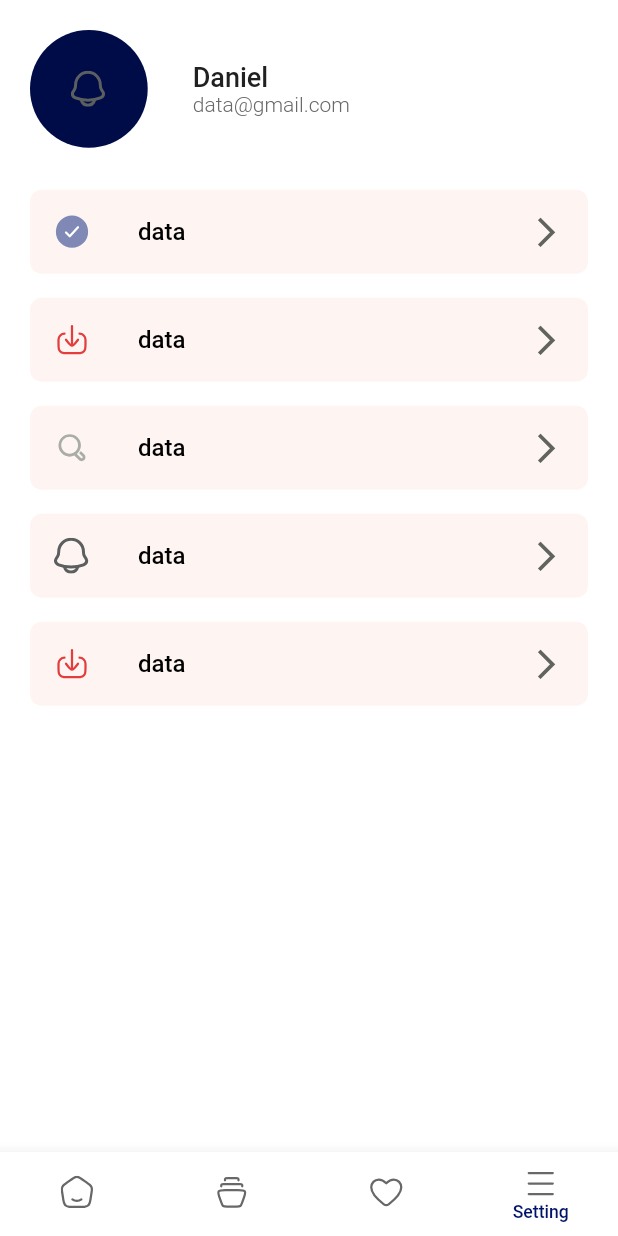
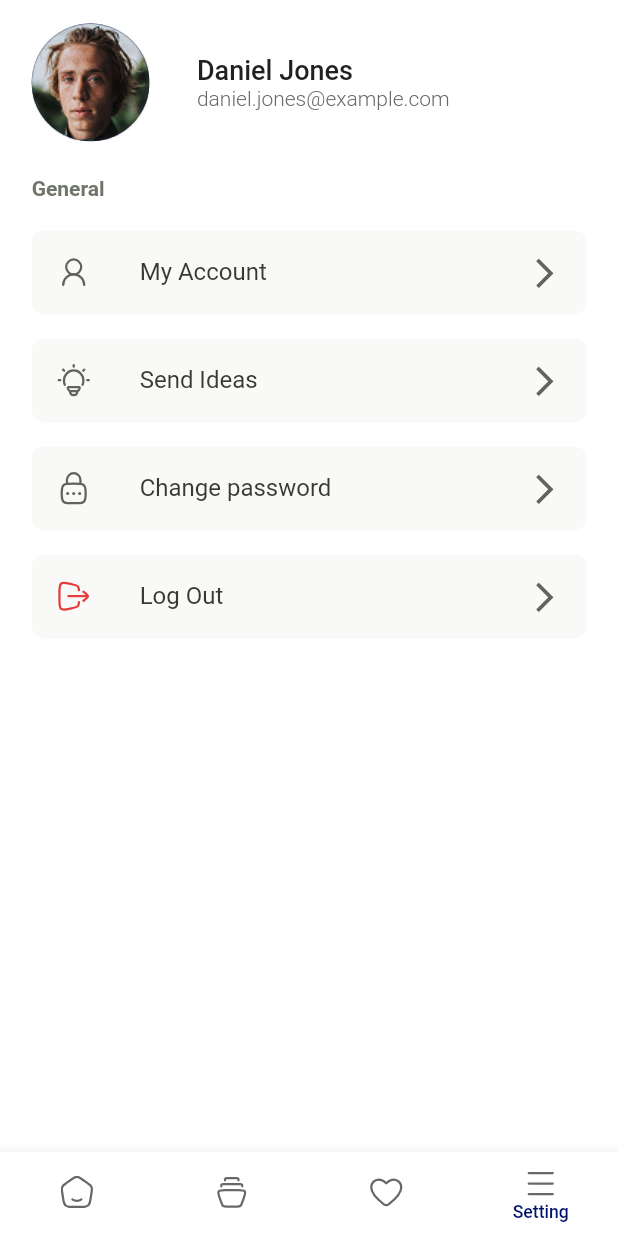
Before and after one commit to backbencherstudio/chatterStick_streaming, a Flutter app: the BottomNavBar screen opened by its route, item 4 of the bottom bar chosen, on a phone screen of 412 x 824 dp. Run offline on Flutter 3.47's test engine with Material 3 defaults, Android fonts, the phone set to English and light mode, and no system bars; our stand-ins replace connectivity_plus, dio, email_validator, flutter_riverpod, flutter_screenutil, flutter_svg and 4 more; accounts and stored records are empty.

Commit message:
fixed setting screen and added my account

```diff
--- a/lib/core/resource/constansts/color_manger.dart
+++ b/lib/core/resource/constansts/color_manger.dart
@@ -21,9 +21,11 @@ class ColorManager {
   static const Color textSecondary = Color(0xFF757575);
   static const Color titleText = Color(0xFF2F3131);
   static const Color titleText1 = Color(0xFF535353);
+  static const Color titleText2 = Color(0xFFE33D3D);
   static const Color subtitleText = Color(0xFF686868);
   static const Color subtitleText1 = Color(0xFF60655C);
   static const Color subtitleText2 = Color(0xFFB6B8B6);
+  static const Color subtitleText3 = Color(0xFF70756B);
   static const Color mediumText = Color(0xFF363A33);
 
   // ===== Button & Label Colors =====
@@ -44,6 +46,7 @@ class ColorManager {
   static const Color containerColor1 = Color(0xFFD9DDE2);
   static const Color containerColor2 = Color(0xFF91958E);
   static const Color containerColor3 = Color(0xFFF4F7F2);
+  static const Color containerColor4 = Color(0xFFF9FAF8);
   static const Color fillColor = Color(0xFFFEF5F3);
 
   // ===== Feedback Colors =====
--- a/lib/core/resource/constansts/icon_manager.dart
+++ b/lib/core/resource/constansts/icon_manager.dart
@@ -9,4 +9,9 @@ class IconManager {
   static String favouriteNav = '$baseUrl/favouriteNav.svg';
   static String searchSvg = '$baseUrl/Search.svg';
   static String downloadSvg = '$baseUrl/download.svg';
+  static String userSvg = '$baseUrl/user.svg';
+  static String logoutSvg = '$baseUrl/logout-01.svg';
+  static String lockPasswordSvg = '$baseUrl/lock-password.svg';
+  static String ideaSvg = '$baseUrl/idea-01.svg';
+  static String arrowRightSvg = '$baseUrl/arrow-right-01.svg';
 }
--- a/lib/core/resource/constansts/image_manager.dart
+++ b/lib/core/resource/constansts/image_manager.dart
@@ -5,4 +5,5 @@ class ImageManager {
   static const String animeFev = '$baseUrl/anime_fev.png';
   static const String libraryPng = '$baseUrl/library.jpg';
   static const String bannerPng = '$baseUrl/banner.png';
+  static const String profilePng = '$baseUrl/profile.png';
 }
--- a/lib/core/route/route_config.dart
+++ b/lib/core/route/route_config.dart
@@ -2,6 +2,7 @@ import 'package:chatterstick_streaming_app/core/route/route_name.dart';
 import 'package:chatterstick_streaming_app/presentation/auth/login/view/login_screen.dart';
 import 'package:chatterstick_streaming_app/presentation/auth/login/view/verify_email_screen.dart';
 import 'package:chatterstick_streaming_app/presentation/bottom_nav/view/bottom_nav_bar.dart';
+import 'package:chatterstick_streaming_app/presentation/setting/view/my_account_screen.dart';
 import 'package:chatterstick_streaming_app/presentation/splash/view/splash_screen.dart';
 import 'package:flutter/material.dart';
 import '../../presentation/auth/login/view/create_new_password_screen.dart';
@@ -33,6 +34,8 @@ class AppRouter {
         return MaterialPageRoute(builder: (_) => const SignUpScreen());
         case RouteName.verifyNewAccountOtpScreen:
         return MaterialPageRoute(builder: (_) => const VerifyNewAccountOtpScreen());
+        case RouteName.myAccountScreen:
+        return MaterialPageRoute(builder: (_) => const MyAccountScreen());
       default:
         return MaterialPageRoute(
           builder: (_) =>
--- a/lib/core/route/route_name.dart
+++ b/lib/core/route/route_name.dart
@@ -9,5 +9,6 @@ class RouteName {
    static const String createNewPasswordScreen = '/CreateNewPasswordScreen';
    static const String signUpScreen = '/SignUpScreen';
    static const String verifyNewAccountOtpScreen = '/VerifyNewAccountOtpScreen';
+   static const String myAccountScreen = '/MyAccountScreen';
 
 }
--- a/lib/presentation/setting/view/setting_screen.dart
+++ b/lib/presentation/setting/view/setting_screen.dart
@@ -1,5 +1,9 @@
 import 'package:chatterstick_streaming_app/core/resource/constansts/color_manger.dart';
 import 'package:chatterstick_streaming_app/core/resource/constansts/icon_manager.dart';
+import 'package:chatterstick_streaming_app/core/resource/constansts/image_manager.dart';
+import 'package:chatterstick_streaming_app/core/resource/font_manager.dart';
+import 'package:chatterstick_streaming_app/core/route/route_name.dart';
+import 'package:chatterstick_streaming_app/presentation/setting/view/widgets/profile_list_tile.dart';
 import 'package:flutter/material.dart';
 import 'package:flutter_screenutil/flutter_screenutil.dart';
 import 'package:flutter_svg/svg.dart';
@@ -20,34 +24,36 @@ class _SettingScreenState extends State<SettingScreen> {
       backgroundColor: ColorManager.whiteColor,
       body: SafeArea(
         child: Padding(
-          padding: const EdgeInsets.symmetric(horizontal: 20),
+          padding: EdgeInsets.symmetric(horizontal: 20.w),
           child: Column(
-            mainAxisAlignment: MainAxisAlignment.center,
+            mainAxisAlignment: MainAxisAlignment.start,
+            crossAxisAlignment: CrossAxisAlignment.start,
             mainAxisSize: MainAxisSize.min,
             children: [
-              SizedBox(height: 20),
+              SizedBox(height: 16.h),
               Row(
                 children: [
                   CircleAvatar(
                     radius: 40.r,
-                    child: SvgPicture.asset(
-                      IconManager.notificationSvg,
-                      height: 24,
-                      width: 24,
+                    child: Image.asset(
+                      ImageManager.profilePng,
+                      height: 80.h,
+                      width: 80.h,
+                      fit: BoxFit.cover,
                     ),
                   ),
-                  SizedBox(width: 30),
+                  SizedBox(width: 30.w),
                   Column(
                     crossAxisAlignment: CrossAxisAlignment.start,
                     children: [
                       Text(
-                        "Daniel",
+                        "Daniel Jones",
                         style: getMediumStyle18(
                           color: ColorManager.textPrimary,
                         ),
                       ),
                       Text(
-                        "data@gmail.com",
+                        "daniel.jones@example.com",
                         style: getLightStyle14(
                           color: ColorManager.subtitleText,
                         ),
@@ -56,12 +62,37 @@ class _SettingScreenState extends State<SettingScreen> {
                   ),
                 ],
               ),
-              SizedBox(height: 20),
-              ProfileListTile(  title:"My Account" ,leadindIcon: IconManager.checkmarkSvg ,),
-              ProfileListTile(  title:"My Account" ,leadindIcon: IconManager.downloadSvg ,),
-              ProfileListTile(  title:"My Account" ,leadindIcon: IconManager.searchSvg ,),
-              ProfileListTile(  title:"My Account" ,leadindIcon: IconManager.notificationSvg ,),
-              ProfileListTile(  title:"My Account" ,leadindIcon: IconManager.downloadSvg ,),
+              SizedBox(height: 24.h),
+              Text(
+                'General',
+                style: getLightStyle14(
+                  color: ColorManager.subtitleText3,
+                  fontWeight: FontWeightManager.semiBold600,
+                ),
+              ),
+              SizedBox(height: 12.h),
+              ProfileListTile(
+                title: "My Account",
+                leadindIcon: IconManager.userSvg,
+                onTap: () {
+                  Navigator.pushNamed(context, RouteName.myAccountScreen);
+                },
+              ),
+              ProfileListTile(
+                title: "Send Ideas",
+                leadindIcon: IconManager.ideaSvg,
+                onTap: () {},
+              ),
+              ProfileListTile(
+                title: "Change password",
+                leadindIcon: IconManager.lockPasswordSvg,
+                onTap: () {},
+              ),
+              ProfileListTile(
+                title: "Log Out",
+                leadindIcon: IconManager.logoutSvg,
+                onTap: () {},
+              ),
             ],
           ),
         ),
@@ -69,32 +100,3 @@ class _SettingScreenState extends State<SettingScreen> {
     );
   }
 }
-
-class ProfileListTile extends StatelessWidget {
-  final String title;
-  final String leadindIcon;
-
-  const ProfileListTile({super.key, required this.title, required this.leadindIcon, });
-
-  @override
-  Widget build(BuildContext context) {
-    return Padding(
-      padding: const EdgeInsets.symmetric( vertical: 8.0),
-      child: Container(
-        decoration: BoxDecoration(
-          color: ColorManager.fillColor,
-          borderRadius: BorderRadius.circular(8.h),
-        ),
-        child: ListTile(
-          leading: SvgPicture.asset(
-          leadindIcon,
-            height: 24,
-            width: 24,
-          ),
-          title: Text("data"),
-          trailing: Icon(Icons.arrow_forward_ios,size: 24.h,color: ColorManager.iconColor,),
-        ),
-      ),
-    );
-  }
-}
--- /dev/null
+++ b/lib/presentation/setting/view/widgets/profile_list_tile.dart
@@ -0,0 +1,38 @@
+import 'package:chatterstick_streaming_app/core/resource/constansts/color_manger.dart';
+import 'package:chatterstick_streaming_app/core/resource/style_manager.dart';
+import 'package:flutter/material.dart';
+import 'package:flutter_screenutil/flutter_screenutil.dart';
+import 'package:flutter_svg/svg.dart';
+
+class ProfileListTile extends StatelessWidget {
+  final String title;
+  final String leadindIcon;
+  final VoidCallback onTap;
+
+  const ProfileListTile({super.key, required this.title, required this.leadindIcon, required this.onTap, });
+
+  @override
+  Widget build(BuildContext context) {
+    return Padding(
+      padding: const EdgeInsets.symmetric( vertical: 8.0),
+      child: GestureDetector(
+        onTap: onTap,
+        child: Container(
+          decoration: BoxDecoration(
+            color: ColorManager.containerColor4,
+            borderRadius: BorderRadius.circular(8.h),
+          ),
+          child: ListTile(
+            leading: SvgPicture.asset(
+              leadindIcon,
+              height: 24,
+              width: 24,
+            ),
+            title: Text(title, style:  getRegularStyle16(color: ColorManager.mediumText),),
+            trailing: Icon(Icons.arrow_forward_ios,size: 24.h,color: ColorManager.iconColor,),
+          ),
+        ),
+      ),
+    );
+  }
+}
```
Also changed, not shown: lib/presentation/setting/view/my_account_screen.dart (added, +128 -0 lines), assets/icons/arrow-right-01.svg (added), assets/icons/idea-01.svg (added), assets/icons/lock-password.svg (added), assets/icons/logout-01.svg (added), assets/icons/user.svg (added), assets/images/profile.png (added).
